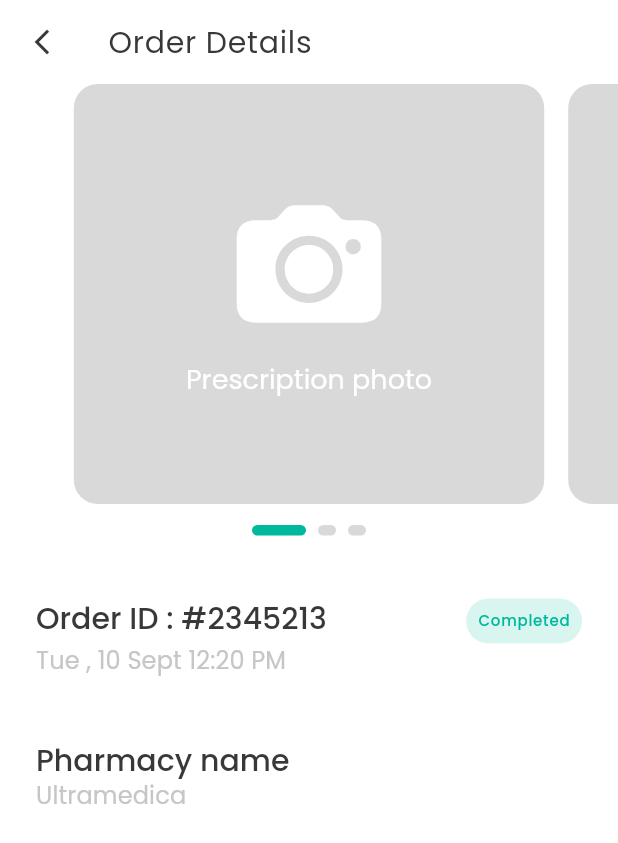
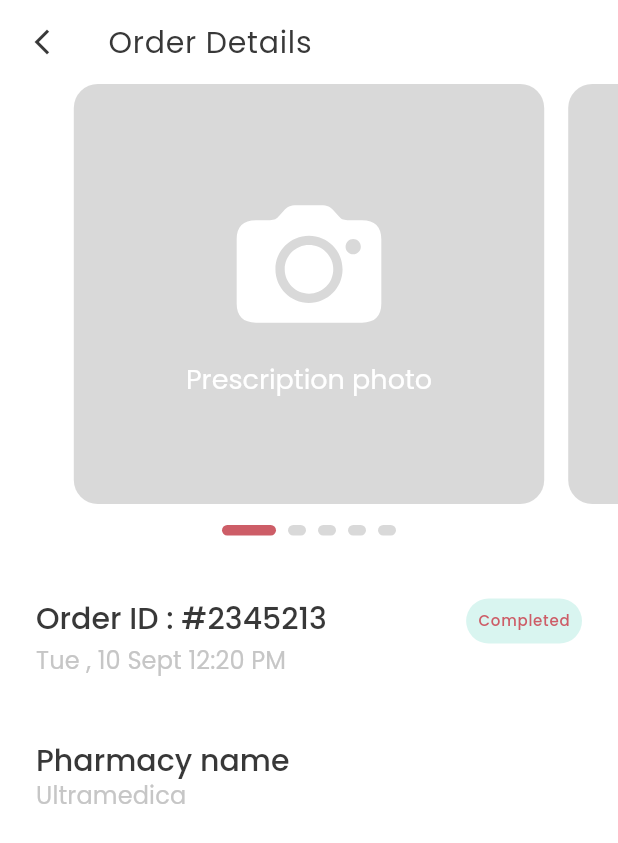
Before and after one commit to Taim-Amer/Comprehensive-Pharmacy-client-role, a Flutter app: the OrderDetailsScreen screen opened directly, on a phone screen of 412 x 824 dp. Shown: the top 843 px of the screen. Run offline on Flutter 3.47's test engine with Material 3 defaults, Android fonts, the phone set to English and light mode, and no system bars; drawn by our look-alikes of smooth_page_indicator; our stand-ins replace dio, firebase_messaging, flutter_otp_text_field, flutter_screenutil, flutter_svg, fluttertoast and 8 more; missing offline and left inert: measure_size_builder; accounts and stored records are empty.

Commit message:
Colors Customize

```diff
--- a/lib/app.dart
+++ b/lib/app.dart
@@ -33,7 +33,7 @@ class ClientApp extends StatelessWidget {
         // locale: const Locale('en'),
         // fallbackLocale: const Locale('en'),
         // initialBinding: ForgetPasswordBinding(),
-        home: OrderDetailsScreen(),
+        home: OrderScreen(),
       ),
     );
   }
--- a/lib/features/orders/views/order/widgets/completed_list.dart
+++ b/lib/features/orders/views/order/widgets/completed_list.dart
@@ -7,7 +7,8 @@ class CompletedList extends StatelessWidget {
   @override
   Widget build(BuildContext context) {
     return ListView.builder(
-      itemCount: 5,
+      itemCount: 10,
+      physics: const BouncingScrollPhysics(parent: AlwaysScrollableScrollPhysics()),
       itemBuilder: (context, index) => const OrderItem(),
     );
   }
--- a/lib/features/orders/views/order/widgets/order_details_page_view.dart
+++ b/lib/features/orders/views/order/widgets/order_details_page_view.dart
@@ -16,7 +16,7 @@ class OrderDetailsPageView extends StatelessWidget {
     return SizedBox(
       height: 280.h,
       child: PageView.builder(
-        itemCount: 3,
+        itemCount: 5,
         scrollDirection: Axis.horizontal,
         controller: OrdersController.instance.pageController,
         itemBuilder: (context, index) => Transform.scale(
--- a/lib/features/orders/views/order/widgets/order_item.dart
+++ b/lib/features/orders/views/order/widgets/order_item.dart
@@ -29,7 +29,7 @@ class OrderItem extends StatelessWidget {
               children: [
                 Text(TEnglishTexts.orderID, style: Theme.of(context).textTheme.titleLarge),
                 TRoundedContainer(
-                  backgroundColor: const Color(0xFFD9F5F0),
+                  backgroundColor: TColors.primary.withOpacity(.2),
                   radius: 100.r,
                   height: 30.h,
                   padding: const EdgeInsets.all(8),
--- a/lib/features/orders/views/order/widgets/order_status_chip.dart
+++ b/lib/features/orders/views/order/widgets/order_status_chip.dart
@@ -46,8 +46,8 @@ class _OrderStatusChipState extends State<OrderStatusChip> {
       width: 89.w,
       // height: 28.h,
       radius: 6.r,
-      backgroundColor: isSelected ? TColors.buttonPrimary : const Color(0xFFF5F5F5),
-      borderColor: isSelected ? TColors.buttonPrimary : const Color(0xFFF5F5F5),
+      backgroundColor: isSelected ? TColors.primary : const Color(0xFFF5F5F5),
+      borderColor: isSelected ? TColors.primary : const Color(0xFFF5F5F5),
       showBorder: true,
       margin: const EdgeInsets.symmetric(vertical: 10),
       child: Padding(
--- a/lib/features/orders/views/order/widgets/page_view_indicator.dart
+++ b/lib/features/orders/views/order/widgets/page_view_indicator.dart
@@ -10,7 +10,7 @@ class PageViewIndicator extends StatelessWidget {
   @override
   Widget build(BuildContext context) {
     return SmoothPageIndicator(
-      count: 3,
+      count: 5,
       controller: OrdersController.instance.pageController,
       onDotClicked: OrdersController.instance.dotNavigationClick,
       effect: ExpandingDotsEffect(
--- a/lib/utils/constants/colors.dart
+++ b/lib/utils/constants/colors.dart
@@ -4,7 +4,9 @@ class TColors {
   TColors._();
 
   // App Basic Colors
-  static const Color primary = Color(0xFF00B99C);
+  // static const Color primary = Color(0xFF00B99C);
+  static const Color primary = Color(0xFFCD5D67);
+  // static const Color primary = Color(0xFF449DD1);
   static const Color secondary = Color(0xFFFFE23B);
   static const Color accent = Color(0xFFB0C7FF);
 
```
